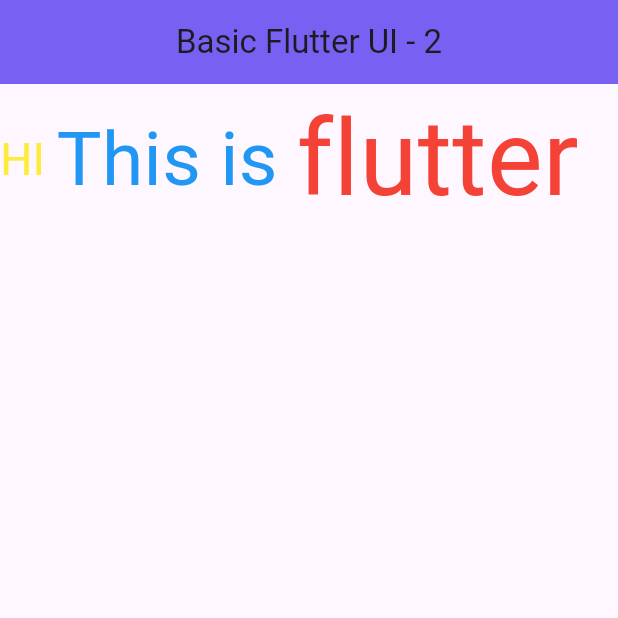
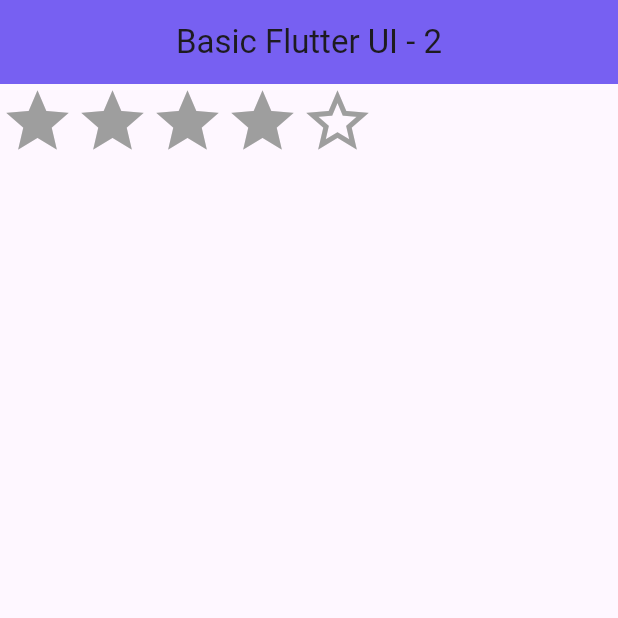
Before and after one commit to ja-hasan/flutter_application_1, a Flutter app: the screen it shows after launch, on a phone screen of 412 x 824 dp, the top half of it. Run offline on Flutter 3.47's test engine with Material 3 defaults, Android fonts, the phone set to English and light mode, and no system bars.

Commit message:
task-1 (star)

```diff
--- a/lib/main.dart
+++ b/lib/main.dart
@@ -21,24 +21,32 @@ class LabClass05 extends StatelessWidget{
         ),
         body: Row(
           children: [
-            Text("HI ",
-              style: TextStyle(
-                color: Colors.yellow,
-                fontSize: 30,
-              ),
+            Icon(
+              Icons.star,
+              size: 50,
+              color: Colors.grey,
             ),
-            Text("This is ",
-              style:  TextStyle(
-                color: Colors.blue,
-                fontSize: 50,
-              ),
+            Icon(
+              Icons.star,
+              size: 50,
+              color: Colors.grey,
             ),
-            Text("flutter ",
-              style: TextStyle(
-                color: Colors.red,
-                fontSize: 70,
-              ),
+            Icon(
+              Icons.star,
+              size: 50,
+              color: Colors.grey,
             ),
+            Icon(
+              Icons.star,
+              size: 50,
+              color: Colors.grey,
+            ),
+            Icon(
+              Icons.star_border,
+              size: 50,
+              color: Colors.grey,
+            ),
+
           ],
         )
       )
```
